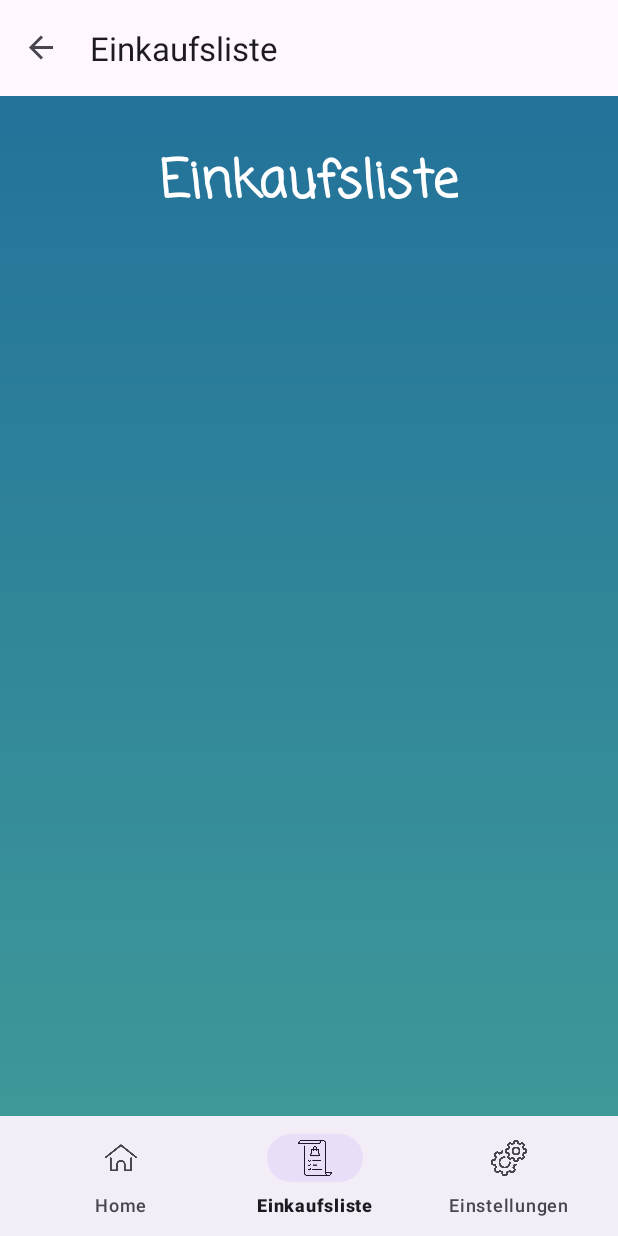
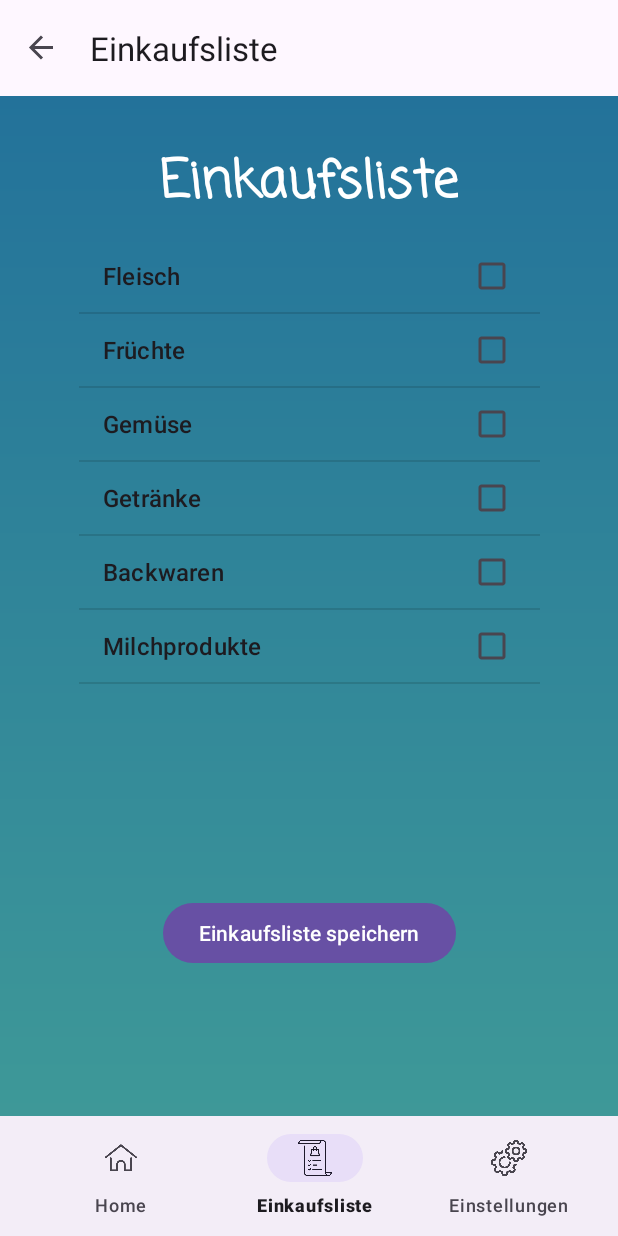
Before and after one commit to EigenYam/ProduktFinder, an Android app: the CoopFragment screen opened through its navigation route, item 2 of the bottom bar chosen, on a phone screen of 412 x 824 dp. Run offline under Robolectric (Android 15) with nearby library versions, the phone set to English and light mode, and no system bars; our stand-ins replace navigation-ui; Roboto replaces fonts that are not available here.

Commit message:
TestShoppingList

```diff
--- a/app/src/main/AndroidManifest.xml
+++ b/app/src/main/AndroidManifest.xml
@@ -11,7 +11,7 @@
         android:roundIcon="@mipmap/ic_launcher_round"
         android:supportsRtl="true"
         android:theme="@style/Theme.ProduktFinder"
-        tools:targetApi="31">
+        android:windowSoftInputMode="adjustPan">
         <activity
             android:name=".MainActivity"
             android:exported="true"
--- a/app/src/main/java/com/example/produktfinder/CoopFragment.kt
+++ b/app/src/main/java/com/example/produktfinder/CoopFragment.kt
@@ -1,71 +1,62 @@
 package com.example.produktfinder
 
-import CustomAdapter
+import android.content.Context
 import android.os.Bundle
-import android.view.LayoutInflater
 import android.view.View
+import android.widget.TextView
+import androidx.fragment.app.Fragment
+import android.graphics.Typeface
 import android.view.ViewGroup
-import android.widget.ArrayAdapter
-import android.widget.AutoCompleteTextView
-import androidx.fragment.app.Fragment
-import androidx.recyclerview.widget.LinearLayoutManager
-import androidx.recyclerview.widget.RecyclerView
+import androidx.core.content.ContextCompat
 
+class CoopFragment : Fragment(R.layout.fragment_coop) {
 
+    private lateinit var savedCategoriesTextView: TextView
 
-private const val ARG_PARAM1 = "param1"
-private const val ARG_PARAM2 = "param2"
+    override fun onViewCreated(view: View, savedInstanceState: Bundle?) {
+        super.onViewCreated(view, savedInstanceState)
 
-class CoopFragment : Fragment() {
+        savedCategoriesTextView = view.findViewById(R.id.savedCategoriesTextView)
 
-    private var param1: String? = null
-    private var param2: String? = null
-    private val selectedProductsList: MutableList<String> = mutableListOf()
-    private lateinit var selectedProductsAdapter: CustomAdapter
-    private lateinit var selectedProductsRecyclerView: RecyclerView
+        // Lade die gespeicherten Kategorien
+        val savedCategories = loadSavedCategories()
 
-    override fun onCreate(savedInstanceState: Bundle?) {
-        super.onCreate(savedInstanceState)
-        arguments?.let {
-            param1 = it.getString(ARG_PARAM1)
-            param2 = it.getString(ARG_PARAM2)
+        // Überprüfe, ob die Liste leer ist
+        if (savedCategories.isEmpty()) {
+            // Zeige die Nachricht an, dass der Kunde eine Liste erstellen sollte
+            savedCategoriesTextView.text = "Erstelle zuerst deine Einkaufsliste"
+
+            // Füge Formatierungsanpassungen hinzu
+            savedCategoriesTextView.textSize = 18f // Ändere die Textgröße nach Bedarf
+            savedCategoriesTextView.setTextColor(requireContext().getColor(R.color.white)) // Ändere die Textfarbe nach Bedarf (z.B., R.color.white)
+            savedCategoriesTextView.setTypeface(null, Typeface.BOLD) // Setze den Text fett
+            savedCategoriesTextView.setPadding(16, 16, 16, 16) // Füge Padding hinzu (in Pixeln)
+            savedCategoriesTextView.layoutParams?.let { params ->
+                if (params is ViewGroup.MarginLayoutParams) {
+                    params.topMargin = 24 // Füge Margin hinzu (in Pixeln)
+                }
+            }
+        } else {
+            // Zeige die gespeicherten Kategorien an
+            savedCategoriesTextView.text = "Deine Einkaufsliste: $savedCategories"
+
+            // Füge Formatierungsanpassungen hinzu
+            savedCategoriesTextView.textSize = 18f // Ändere die Textgröße nach Bedarf
+            savedCategoriesTextView.setTextColor(requireContext().getColor(R.color.white)) // Ändere die Textfarbe nach Bedarf (z.B., R.color.white)
+            savedCategoriesTextView.setTypeface(null, Typeface.BOLD) // Setze den Text fett
+            savedCategoriesTextView.setPadding(16, 16, 16, 16) // Füge Padding hinzu (in Pixeln)
+            savedCategoriesTextView.layoutParams?.let { params ->
+                if (params is ViewGroup.MarginLayoutParams) {
+                    params.topMargin = 24 // Füge Margin hinzu (in Pixeln)
+                }
+            }
         }
     }
 
-    override fun onCreateView(
-        inflater: LayoutInflater, container: ViewGroup?,
-        savedInstanceState: Bundle?
-    ): View? {
-        val view = inflater.inflate(R.layout.fragment_coop, container, false)
-
-        val autoCompleteTextView = view.findViewById<AutoCompleteTextView>(R.id.autoCompleteTextView)
-        val stringArray = resources.getStringArray(R.array.lebensmittel_array)
-        val adapter = ArrayAdapter(requireContext(), android.R.layout.simple_dropdown_item_1line, stringArray)
-        autoCompleteTextView.setAdapter(adapter)
-
-        selectedProductsRecyclerView = view.findViewById(R.id.selectedProductsRecyclerView)
-        selectedProductsAdapter = CustomAdapter(selectedProductsList) // Ersetze CustomAdapter durch deinen benutzerdefinierten Adapter
-        selectedProductsRecyclerView.layoutManager = LinearLayoutManager(requireContext())
-        selectedProductsRecyclerView.adapter = selectedProductsAdapter
-
-        autoCompleteTextView.setOnItemClickListener { _, _, position, _ ->
-            val selectedProduct = stringArray[position]
-            selectedProductsList.add(selectedProduct)
-            selectedProductsAdapter.notifyDataSetChanged()
-        }
-
-        return view
+    private fun Fragment.loadSavedCategories(): Set<String> {
+        val sharedPreferences = requireActivity().getPreferences(Context.MODE_PRIVATE)
+        return sharedPreferences.getStringSet("selectedCategories", HashSet()) ?: HashSet()
     }
 
-    companion object {
-        @JvmStatic
-        fun newInstance(param1: String, param2: String) =
-            CoopFragment().apply {
-                arguments = Bundle().apply {
-                    putString(ARG_PARAM1, param1)
-                    putString(ARG_PARAM2, param2)
-                }
-            }
-    }
-
+    // Die restlichen Teile deines com.example.produktfinder.CoopFragment-Codes bleiben unverändert
 }
--- a/app/src/main/java/com/example/produktfinder/CustomAdapter.kt
+++ /dev/null
@@ -1,27 +0,0 @@
-import android.view.LayoutInflater
-import android.view.View
-import android.view.ViewGroup
-import android.widget.TextView
-import androidx.recyclerview.widget.RecyclerView
-import com.example.produktfinder.R
-
-
-class CustomAdapter(private val dataSet: List<String>) :
-    RecyclerView.Adapter<CustomAdapter.ViewHolder>() {
-
-    class ViewHolder(view: View) : RecyclerView.ViewHolder(view) {
-        val textView: TextView = view.findViewById(R.id.textItemView) // Hier "textItemView" mit der tatsächlichen ID deines TextViews ersetzen
-    }
-
-    override fun onCreateViewHolder(parent: ViewGroup, viewType: Int): ViewHolder {
-        val view = LayoutInflater.from(parent.context)
-            .inflate(R.layout.item_layout, parent, false)
-        return ViewHolder(view)
-    }
-
-    override fun onBindViewHolder(holder: ViewHolder, position: Int) {
-        holder.textView.text = dataSet[position]
-    }
-
-    override fun getItemCount() = dataSet.size
-}
--- a/app/src/main/java/com/example/produktfinder/EinkaufslisteFragment.kt
+++ b/app/src/main/java/com/example/produktfinder/EinkaufslisteFragment.kt
@@ -1,59 +1,82 @@
 package com.example.produktfinder
 
+import android.content.Context
+import android.content.SharedPreferences
 import android.os.Bundle
-import androidx.fragment.app.Fragment
 import android.view.LayoutInflater
 import android.view.View
 import android.view.ViewGroup
+import android.widget.AdapterView
+import android.widget.ArrayAdapter
+import android.widget.Button
+import android.widget.ListView
+import android.widget.Toast
+import androidx.fragment.app.Fragment
 
-// TODO: Rename parameter arguments, choose names that match
-// the fragment initialization parameters, e.g. ARG_ITEM_NUMBER
-private const val ARG_PARAM1 = "param1"
-private const val ARG_PARAM2 = "param2"
+class EinkaufslisteFragment : Fragment(R.layout.fragment_einkaufsliste) {
 
-/**
- * A simple [Fragment] subclass.
- * Use the [EinkaufslisteFragment.newInstance] factory method to
- * create an instance of this fragment.
- */
-class EinkaufslisteFragment : Fragment() {
-    // TODO: Rename and change types of parameters
-    private var param1: String? = null
-    private var param2: String? = null
+    private val categories = arrayOf("Fleisch", "Früchte", "Gemüse", "Getränke", "Backwaren", "Milchprodukte")
+    private lateinit var categoryListView: ListView
+    private lateinit var sharedPreferences: SharedPreferences
 
-    override fun onCreate(savedInstanceState: Bundle?) {
-        super.onCreate(savedInstanceState)
-        arguments?.let {
-            param1 = it.getString(ARG_PARAM1)
-            param2 = it.getString(ARG_PARAM2)
+    override fun onViewCreated(view: View, savedInstanceState: Bundle?) {
+        super.onViewCreated(view, savedInstanceState)
+
+        categoryListView = view.findViewById(R.id.categoryListView)
+
+        val adapter = ArrayAdapter(requireContext(), android.R.layout.simple_list_item_multiple_choice, categories)
+        categoryListView.adapter = adapter
+        categoryListView.choiceMode = ListView.CHOICE_MODE_MULTIPLE
+
+        // Laden der gespeicherten Kategorien
+        sharedPreferences = requireActivity().getPreferences(Context.MODE_PRIVATE)
+        val savedCategories = loadSavedCategories()
+
+        for (i in 0 until adapter.count) {
+            if (savedCategories.contains(categories[i])) {
+                categoryListView.setItemChecked(i, true)
+            }
+        }
+
+        categoryListView.setOnItemClickListener(AdapterView.OnItemClickListener { _, _, position, _ ->
+            val selectedCategory = categories[position]
+            val isSelected = categoryListView.isItemChecked(position)
+
+            val message = if (isSelected) {
+                "Ausgewählt: $selectedCategory"
+            } else {
+                "Abgewählt: $selectedCategory"
+            }
+
+            Toast.makeText(requireContext(), message, Toast.LENGTH_SHORT).show()
+
+            // Aktualisieren der gespeicherten Kategorien
+            updateSavedCategories(selectedCategory, isSelected)
+        })
+
+        val saveButton: Button = view.findViewById(R.id.bottomButton)
+        saveButton.setOnClickListener {
+            // Hier kannst du die gespeicherten Kategorien abrufen und weiterverarbeiten
+            val savedCategories = loadSavedCategories()
+            Toast.makeText(requireContext(), "Gespeicherte Kategorien: $savedCategories", Toast.LENGTH_SHORT).show()
         }
     }
 
-    override fun onCreateView(
-        inflater: LayoutInflater, container: ViewGroup?,
-        savedInstanceState: Bundle?
-    ): View? {
-        // Inflate the layout for this fragment
-        return inflater.inflate(R.layout.fragment_einkaufsliste, container, false)
+    private fun updateSavedCategories(category: String, isSelected: Boolean) {
+        val savedCategories = HashSet(loadSavedCategories())
+
+        if (isSelected) {
+            savedCategories.add(category)
+        } else {
+            savedCategories.remove(category)
+        }
+
+        val editor = sharedPreferences.edit()
+        editor.putStringSet("selectedCategories", savedCategories)
+        editor.apply()
     }
 
-    companion object {
-        /**
-         * Use this factory method to create a new instance of
-         * this fragment using the provided parameters.
-         *
-         * @param param1 Parameter 1.
-         * @param param2 Parameter 2.
-         * @return A new instance of fragment EinkaufslisteFragment.
-         */
-        // TODO: Rename and change types and number of parameters
-        @JvmStatic
-        fun newInstance(param1: String, param2: String) =
-            EinkaufslisteFragment().apply {
-                arguments = Bundle().apply {
-                    putString(ARG_PARAM1, param1)
-                    putString(ARG_PARAM2, param2)
-                }
-            }
+    private fun loadSavedCategories(): Set<String> {
+        return sharedPreferences.getStringSet("selectedCategories", HashSet()) ?: HashSet()
     }
 }
--- a/app/src/main/res/layout/fragment_einkaufsliste.xml
+++ b/app/src/main/res/layout/fragment_einkaufsliste.xml
@@ -12,17 +12,40 @@
         android:background="@drawable/background_gradient">
 
         <TextView
+            android:id="@+id/textView2"
             android:layout_width="wrap_content"
             android:layout_height="wrap_content"
             android:layout_marginTop="32dp"
+            android:fontFamily="casual"
             android:text="@string/einkaufsliste_fragment_label"
-            android:fontFamily="casual"
             android:textColor="@color/white"
             android:textSize="34sp"
             android:textStyle="bold"
             app:layout_constraintEnd_toEndOf="parent"
             app:layout_constraintStart_toStartOf="parent"
             app:layout_constraintTop_toTopOf="parent" />
+
+        <ListView
+            android:id="@+id/categoryListView"
+            android:layout_width="307dp"
+            android:layout_height="354dp"
+            android:layout_marginTop="12dp"
+            app:layout_constraintEnd_toEndOf="parent"
+            app:layout_constraintStart_toStartOf="parent"
+            app:layout_constraintTop_toBottomOf="@id/textView2" />
+
+        <Button
+            android:id="@+id/bottomButton"
+            android:layout_width="wrap_content"
+            android:layout_height="wrap_content"
+            android:layout_marginTop="16dp"
+            android:text="Einkaufsliste speichern"
+            app:layout_constraintBottom_toBottomOf="parent"
+            app:layout_constraintEnd_toEndOf="parent"
+            app:layout_constraintStart_toStartOf="parent"
+            app:layout_constraintTop_toBottomOf="@id/categoryListView"
+            app:layout_constraintVertical_bias="0.276" />
+
     </androidx.constraintlayout.widget.ConstraintLayout>
 
 </FrameLayout>
--- a/app/src/main/res/values/lebensmittelKategorien.xml
+++ b/app/src/main/res/values/lebensmittelKategorien.xml
@@ -110,7 +110,7 @@
         <item>F und G Konserven</item>
         <item>Suppen / Bouillon</item>
         <item>Öle / Essig / Salatsaucen</item>
-        <item>Gwürze / Kochzutaten</item>
+        <item>Gewürze / Kochzutaten</item>
         <item>Fleisch und Fisch Koserven</item>
         <item>Hundenahrung</item>
         <item>Kleintiernahrung</item>
```
Also changed, not shown: app/src/main/res/layout/fragment_coop.xml (+7 -16 lines).
